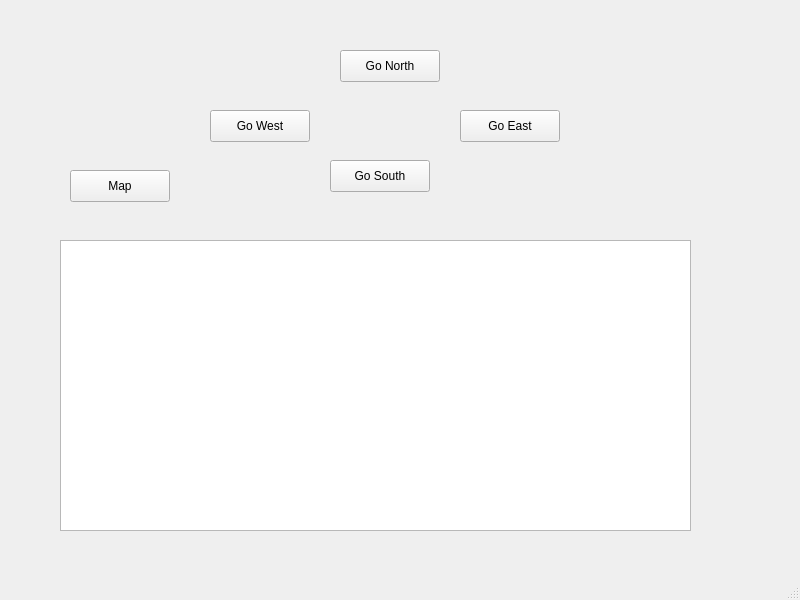
Qt form mainwindow.ui (oisinfrizzell26/ZorkProject) before a commit.
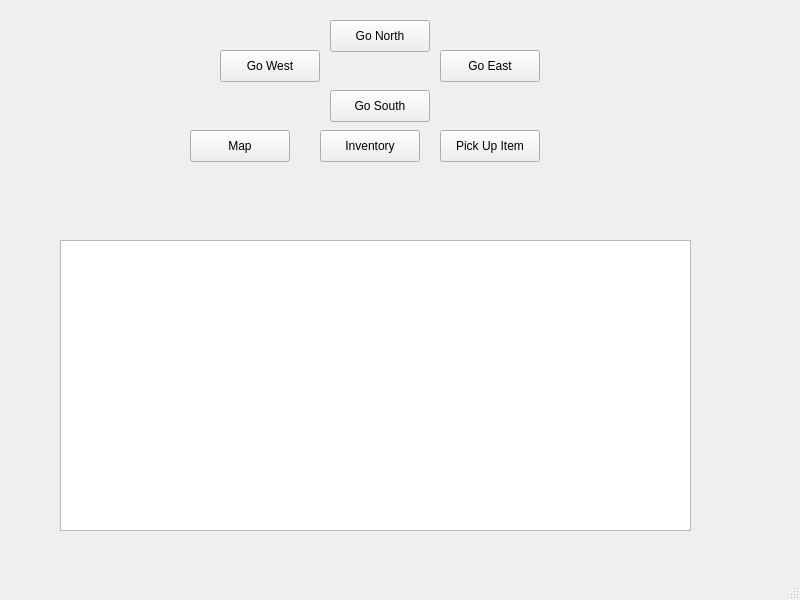
The same form after that commit.

Diff of the .ui file:
```diff
--- a/mainwindow.ui
+++ b/mainwindow.ui
@@ -17,8 +17,8 @@
    <widget class="QPushButton" name="northButton">
     <property name="geometry">
      <rect>
-      <x>340</x>
-      <y>50</y>
+      <x>330</x>
+      <y>20</y>
       <width>100</width>
       <height>32</height>
      </rect>
@@ -30,8 +30,8 @@
    <widget class="QPushButton" name="eastButton">
     <property name="geometry">
      <rect>
-      <x>460</x>
-      <y>110</y>
+      <x>440</x>
+      <y>50</y>
       <width>100</width>
       <height>32</height>
      </rect>
@@ -43,8 +43,8 @@
    <widget class="QPushButton" name="westButton">
     <property name="geometry">
      <rect>
-      <x>210</x>
-      <y>110</y>
+      <x>220</x>
+      <y>50</y>
       <width>100</width>
       <height>32</height>
      </rect>
@@ -57,7 +57,7 @@
     <property name="geometry">
      <rect>
       <x>330</x>
-      <y>160</y>
+      <y>90</y>
       <width>100</width>
       <height>32</height>
      </rect>
@@ -79,8 +79,8 @@
    <widget class="QPushButton" name="mapButton">
     <property name="geometry">
      <rect>
-      <x>70</x>
-      <y>170</y>
+      <x>190</x>
+      <y>130</y>
       <width>100</width>
       <height>32</height>
      </rect>
@@ -89,6 +89,32 @@
      <string>Map</string>
     </property>
    </widget>
+   <widget class="QPushButton" name="pickButton">
+    <property name="geometry">
+     <rect>
+      <x>440</x>
+      <y>130</y>
+      <width>100</width>
+      <height>32</height>
+     </rect>
+    </property>
+    <property name="text">
+     <string>Pick Up Item</string>
+    </property>
+   </widget>
+   <widget class="QPushButton" name="inventoryButton">
+    <property name="geometry">
+     <rect>
+      <x>320</x>
+      <y>130</y>
+      <width>100</width>
+      <height>32</height>
+     </rect>
+    </property>
+    <property name="text">
+     <string>Inventory</string>
+    </property>
+   </widget>
   </widget>
   <widget class="QMenuBar" name="menubar">
    <property name="geometry">
```
